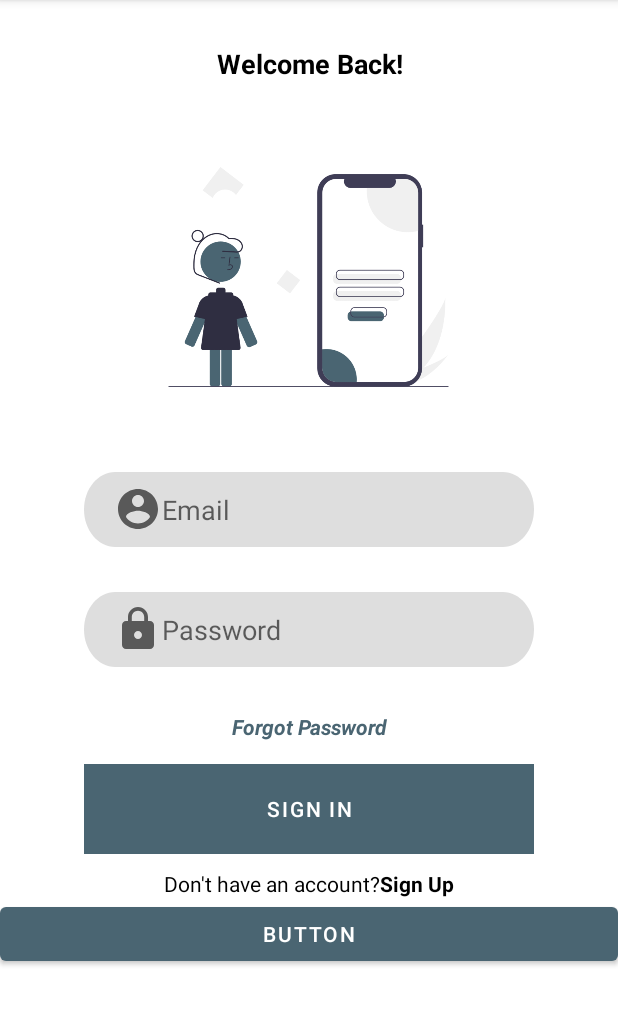
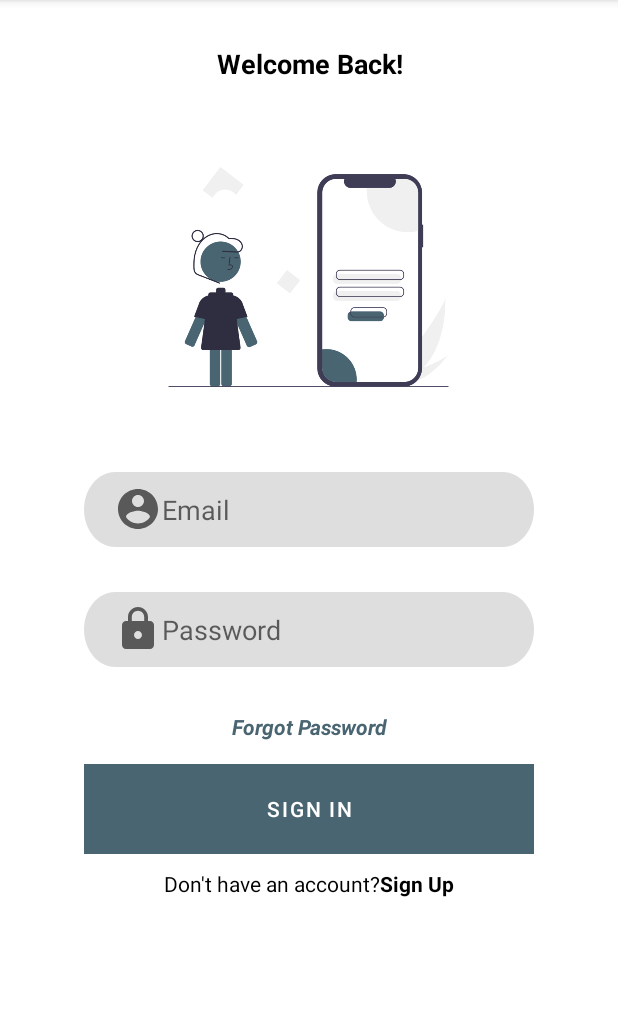
Before and after one commit to ks-nishan/TeamMark, an Android app: the LoginPage screen opened directly, with no data from a screen before it, on a phone screen of 412 x 824 dp, the part 84-1109 px from its top. Run offline under Robolectric (Android 15) with nearby library versions, the phone set to English and light mode, and no system bars; our stand-ins replace Firebase (no records; nobody signed in at launch, a user with empty details on screens opened directly).

Commit message:
Sanjay Merge

```diff
--- a/Sanjay/src/main/java/com/example/myproject/Profile.java
+++ b/Sanjay/src/main/java/com/example/myproject/Profile.java
@@ -20,18 +20,22 @@ import com.google.firebase.firestore.QuerySnapshot;
 public class Profile extends AppCompatActivity {
     private FirebaseFirestore db;
 
+
     @Override
     protected void onCreate(Bundle savedInstanceState) {
         super.onCreate(savedInstanceState);
         setContentView(R.layout.activity_profile);
         db = FirebaseFirestore.getInstance();
-        String Email = "sanjay28.js@gmail.com";
+        String Email;
+        Intent intent = getIntent();
+        Email = intent.getStringExtra("EMAIL");
         EditText input1, input2, input3, input4;
         TextView input5;
         Button btn1,ButtonSearch,ViewAll;
         input1 = findViewById(R.id.P_Username);
         input2 = findViewById(R.id.P_Email);
         input3 = findViewById(R.id.P_Phone);
+        input3.setText(Email);
         input4 = findViewById(R.id.P_Password);
         input5 = findViewById(R.id.P_Username2);
         btn1 = findViewById(R.id.EditButton_P);
--- a/app/src/main/java/com/example/teammark/LoginPage.java
+++ b/app/src/main/java/com/example/teammark/LoginPage.java
@@ -46,15 +46,6 @@ public class LoginPage extends AppCompatActivity implements View.OnClickListener
 
         forgotPassword = (TextView)findViewById(R.id.txtforgotPassword);
         forgotPassword.setOnClickListener(this);
-
-        testBtn = (Button)findViewById(R.id.testBtn);
-        testBtn.setOnClickListener(new View.OnClickListener() {
-            @Override
-            public void onClick(View v) {
-                Intent intent = new Intent(LoginPage.this, Profile.class);
-                startActivity(intent);
-            }
-        });
     }
 
     @Override
@@ -65,6 +56,7 @@ public class LoginPage extends AppCompatActivity implements View.OnClickListener
                 break;
 
             case R.id.btnsignIn:
+
                 userLogin();
                 break;
 
@@ -110,7 +102,10 @@ public class LoginPage extends AppCompatActivity implements View.OnClickListener
                     FirebaseUser user =FirebaseAuth.getInstance().getCurrentUser();
 
                     if (user.isEmailVerified()){
-                        startActivity(new Intent(LoginPage.this,MainActivity.class));
+                        Intent intent = new Intent(LoginPage.this,MainActivity.class);
+                        intent.putExtra("EMAIL",email);
+                        startActivity(intent);
+                        //startActivity(new Intent(LoginPage.this,MainActivity.class));
                     }else {
                         user.sendEmailVerification();
                         Toast.makeText(LoginPage.this, "Check Your email to verify your account", Toast.LENGTH_SHORT).show();
--- a/app/src/main/java/com/example/teammark/Myadapter.java
+++ b/app/src/main/java/com/example/teammark/Myadapter.java
@@ -12,10 +12,14 @@ import androidx.annotation.NonNull;
 import androidx.appcompat.app.AlertDialog;
 import androidx.recyclerview.widget.RecyclerView;
 
+import com.example.myproject.Booking;
+import com.example.myproject.ProfileUser;
 import com.google.android.gms.tasks.OnCompleteListener;
 import com.google.android.gms.tasks.Task;
 import com.google.android.material.snackbar.Snackbar;
+import com.google.firebase.firestore.DocumentSnapshot;
 import com.google.firebase.firestore.FirebaseFirestore;
+import com.google.firebase.firestore.QuerySnapshot;
 
 import java.util.List;
 
@@ -108,4 +112,6 @@ public class Myadapter extends RecyclerView.Adapter<Myadapter.MyViewHolder> {
             engine = itemView.findViewById(R.id.engine_text);
         }
     }
+
+
 }
--- a/app/src/main/java/com/example/teammark/TouchHelper.java
+++ b/app/src/main/java/com/example/teammark/TouchHelper.java
@@ -11,7 +11,7 @@ public class TouchHelper extends ItemTouchHelper.SimpleCallback {
 
     private Myadapter adapter;
     public TouchHelper(Myadapter adapter) {
-        super(0, ItemTouchHelper.LEFT | ItemTouchHelper.RIGHT);
+        super(0, ItemTouchHelper.LEFT | ItemTouchHelper.RIGHT );
         this.adapter = adapter;
     }
 
@@ -26,9 +26,10 @@ public class TouchHelper extends ItemTouchHelper.SimpleCallback {
         if(direction == ItemTouchHelper.LEFT){
             adapter.updateData(position);
             adapter.notifyDataSetChanged();
-        }else{
+        }else {
             adapter.deleteData(position);
         }
+
     }
 
     @Override
--- a/app/src/main/res/layout/activity_login_page.xml
+++ b/app/src/main/res/layout/activity_login_page.xml
@@ -100,11 +100,6 @@
 
     </LinearLayout>
 
-    <Button
-        android:id="@+id/testBtn"
-        android:layout_width="match_parent"
-        android:layout_height="wrap_content"
-        android:text="Button" />
 
 
 </LinearLayout>
--- a/app/src/main/res/layout/activity_main.xml
+++ b/app/src/main/res/layout/activity_main.xml
@@ -149,7 +149,7 @@
                             android:layout_width="wrap_content"
                             android:layout_height="wrap_content"
                             android:layout_marginTop="12dp"
-                            android:text="@string/resavation"
+                            android:text="My Profile"
                             android:textStyle="bold"
                             android:textColor="@color/black"
                             android:textSize="18sp" />
```
Also changed, not shown: Sanjay/src/main/java/com/example/myproject/Booking.java (+8 -2 lines), app/src/main/java/com/example/teammark/MainActivity.java (+18 -2 lines), app/src/main/java/com/example/teammark/ShowActivity.java (+21 -0 lines).
